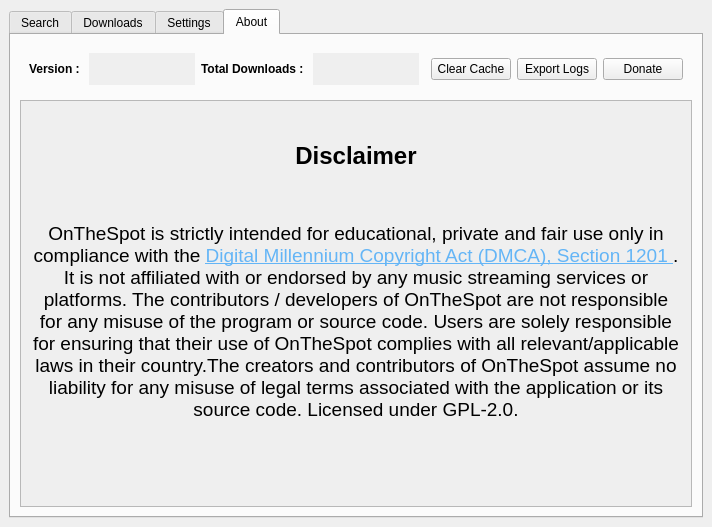
Old version of the form src/onthespot/qt/qtui/main.ui in the repository john20xdoe/onthespot-fork.
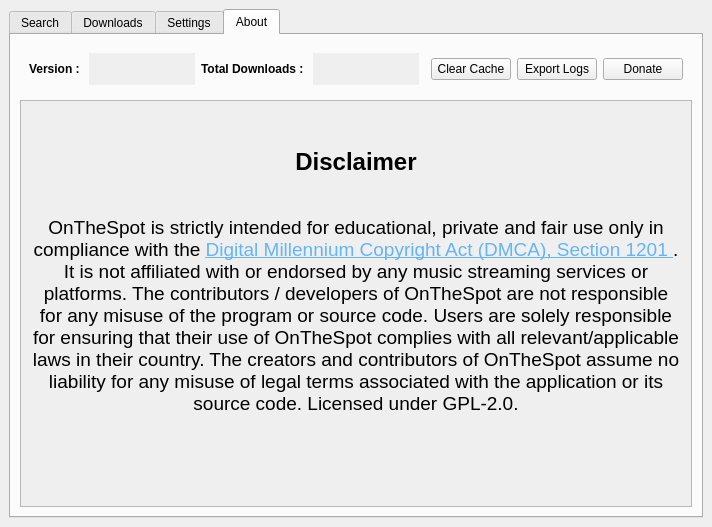
New version of the form. The open tabs and pages were chosen to show the change. Icons and pictures are not drawn.

```diff
--- a/src/onthespot/qt/qtui/main.ui
+++ b/src/onthespot/qt/qtui/main.ui
@@ -1689,21 +1689,21 @@
               </property>
               <property name="text">
                <string>&lt;h1 align="center"&gt;Disclaimer&lt;/h1&gt;
-&lt;br&gt;
-&lt;p align="center" style="font-size:14pt;"&gt;
-    OnTheSpot is strictly intended for educational, private and fair use only in compliance with the
-    &lt;a href="https://www.copyright.gov/dmca/" style="text-decoration: underline; color:#64B5F6;"&gt;
-        Digital Millennium Copyright Act (DMCA), Section 1201
-    &lt;/a&gt;
-    . It is not affiliated with or endorsed by any music streaming services or platforms.
-    The contributors / developers of OnTheSpot are not responsible for  any misuse of the
-    program or source code.  Users are solely responsible for ensuring that their use of
-    OnTheSpot complies with all relevant/applicable laws in their country.The creators
-    and contributors of OnTheSpot assume no liability for any misuse of legal terms
-    associated with the application or its source code. Licensed under GPL-2.0.
-    &lt;br&gt;
-    &lt;br&gt;
-&lt;/p&gt;</string>
+ &lt;br&gt;
+ &lt;p align="center" style="font-size:14pt;"&gt;
+     OnTheSpot is strictly intended for educational, private and fair use only in compliance with the
+     &lt;a href="https://www.copyright.gov/dmca/" style="text-decoration: underline; color:#64B5F6;"&gt;
+         Digital Millennium Copyright Act (DMCA), Section 1201
+     &lt;/a&gt;
+     . It is not affiliated with or endorsed by any music streaming services or platforms.
+     The contributors / developers of OnTheSpot are not responsible for any misuse of the
+     program or source code. Users are solely responsible for ensuring that their use of
+     OnTheSpot complies with all relevant/applicable laws in their country. The creators
+     and contributors of OnTheSpot assume no liability for any misuse of legal terms
+     associated with the application or its source code. Licensed under GPL-2.0.
+     &lt;br&gt;
+     &lt;br&gt;
+ &lt;/p&gt;</string>
               </property>
               <property name="scaledContents">
                <bool>false</bool>
```
